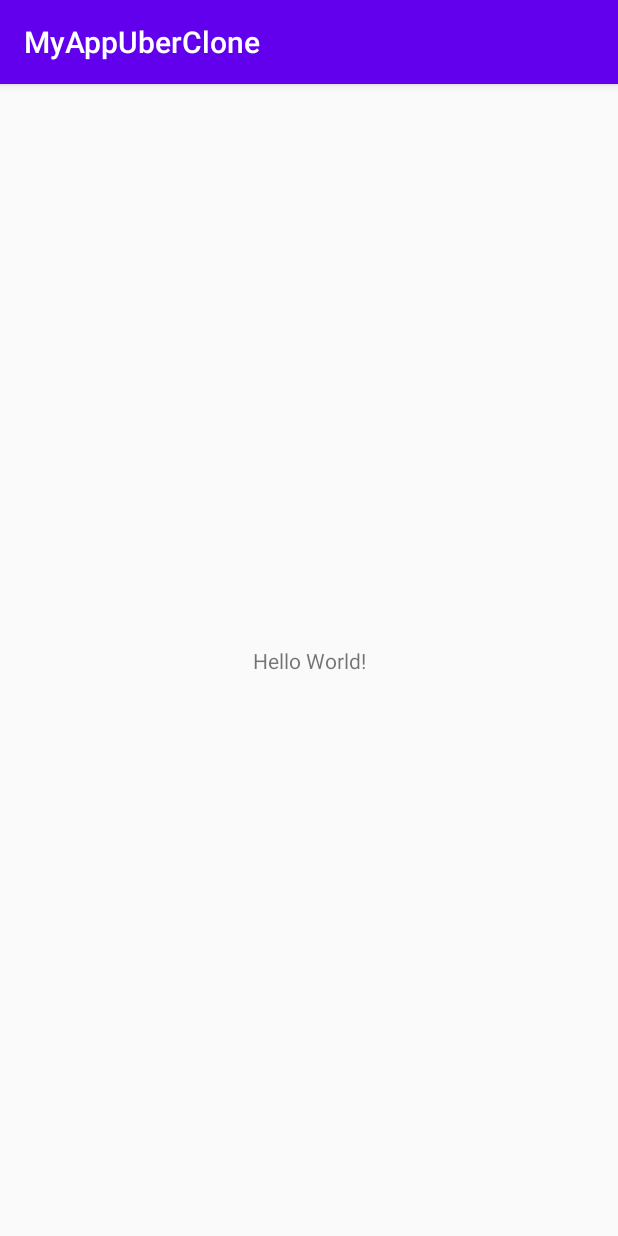
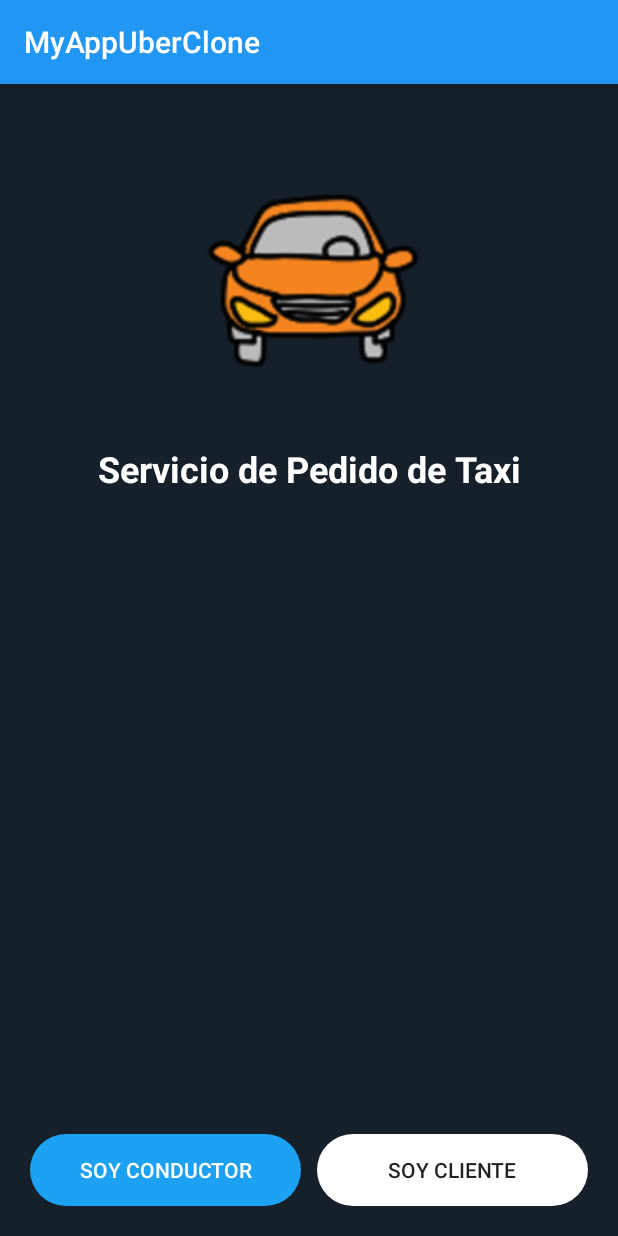
Before and after one commit to Yerson-code/ProyectoAppMoviles, an Android app: the screen it shows after launch (MainActivity), on a phone screen of 412 x 824 dp. Run offline under Robolectric (Android 15) with nearby library versions, the phone set to English and light mode, and no system bars.

Commit message:
Creacion del activity principal

```diff
--- a/app/build.gradle
+++ b/app/build.gradle
@@ -26,8 +26,16 @@ dependencies {
     implementation fileTree(dir: "libs", include: ["*.jar"])
     implementation 'androidx.appcompat:appcompat:1.2.0'
     implementation 'androidx.constraintlayout:constraintlayout:2.0.2'
+
+    implementation platform('com.google.firebase:firebase-bom:25.12.0')
+    implementation 'com.google.firebase:firebase-analytics'
+
     testImplementation 'junit:junit:4.12'
     androidTestImplementation 'androidx.test.ext:junit:1.1.2'
     androidTestImplementation 'androidx.test.espresso:espresso-core:3.3.0'
+    implementation 'com.google.android.material:material:1.3.0-alpha03'
+
 
 }
+apply plugin: 'com.android.application'
+apply plugin: 'com.google.gms.google-services'
--- /dev/null
+++ b/app/src/main/res/drawable/round_button.xml
@@ -0,0 +1,7 @@
+<?xml version="1.0" encoding="utf-8"?>
+<shape xmlns:android="http://schemas.android.com/apk/res/android"
+    android:shape="rectangle" android:padding="10dp"
+    >
+
+<corners android:radius="30dp"></corners>
+</shape>
--- a/app/src/main/res/layout/activity_main.xml
+++ b/app/src/main/res/layout/activity_main.xml
@@ -1,18 +1,60 @@
 <?xml version="1.0" encoding="utf-8"?>
-<androidx.constraintlayout.widget.ConstraintLayout xmlns:android="http://schemas.android.com/apk/res/android"
+<androidx.coordinatorlayout.widget.CoordinatorLayout xmlns:android="http://schemas.android.com/apk/res/android"
     xmlns:app="http://schemas.android.com/apk/res-auto"
     xmlns:tools="http://schemas.android.com/tools"
     android:layout_width="match_parent"
     android:layout_height="match_parent"
+    android:fitsSystemWindows="true"
+    android:background="@color/colorSecondary"
     tools:context=".MainActivity">
 
-    <TextView
-        android:layout_width="wrap_content"
-        android:layout_height="wrap_content"
-        android:text="Hello World!"
-        app:layout_constraintBottom_toBottomOf="parent"
-        app:layout_constraintLeft_toLeftOf="parent"
-        app:layout_constraintRight_toRightOf="parent"
-        app:layout_constraintTop_toTopOf="parent" />
+    <LinearLayout
+        android:layout_width="match_parent"
+        android:layout_height="match_parent"
+        android:orientation="vertical">
+        <ImageView
+            android:layout_width="150dp"
+            android:layout_height="150dp"
+            android:layout_gravity="center"
+            android:layout_marginTop="50dp"
+            android:src="@drawable/ic_car"/>
+        <TextView
+            android:layout_width="match_parent"
+            android:layout_height="wrap_content"
+            android:text="Servicio de Pedido de Taxi"
+            android:textAlignment="center"
+            android:textColor="#FFFFFF"
+            android:layout_margin="40dp"
+            android:textSize="24dp"
+            android:textStyle="bold"/>
+        <LinearLayout
+            android:layout_width="match_parent"
+            android:layout_height="match_parent"
+            android:orientation="horizontal"
+            android:gravity="bottom"
+            android:layout_margin="20dp"
+           >
+            <Button
+                android:layout_width="0dp"
+                android:layout_height="wrap_content"
+                android:layout_weight="1"
+                android:textColor="#FFFFFF"
+                android:layout_marginRight="5dp"
+                android:backgroundTint="@color/colorBlueButton"
+                android:background="@drawable/round_button"
+                android:text="Soy Conductor"
+                />
 
-</androidx.constraintlayout.widget.ConstraintLayout>
+            <Button
+                android:layout_width="0dp"
+                android:layout_weight="1"
+                android:layout_height="wrap_content"
+                android:background="@drawable/round_button"
+                android:backgroundTint="@color/colorWhite"
+                android:layout_marginLeft="5dp"
+                android:text="Soy Cliente"/>
+        </LinearLayout>
+    </LinearLayout>
+
+
+</androidx.coordinatorlayout.widget.CoordinatorLayout>
--- a/app/src/main/res/values/colors.xml
+++ b/app/src/main/res/values/colors.xml
@@ -1,6 +1,10 @@
 <?xml version="1.0" encoding="utf-8"?>
 <resources>
-    <color name="colorPrimary">#6200EE</color>
-    <color name="colorPrimaryDark">#3700B3</color>
-    <color name="colorAccent">#03DAC5</color>
+    <color name="colorPrimary">#2196F3</color>
+    <color name="colorPrimaryDark">#1976D2</color>
+    <color name="colorAccent">#4CAF50</color>
+    <color name="colorSecondary">#15202B</color>
+    <color name="colorBlueButton">#1DA1F2</color>
+    <color name="colorWhite">#FFFFFF</color>
+
 </resources>
--- a/app/src/main/res/values/styles.xml
+++ b/app/src/main/res/values/styles.xml
@@ -1,7 +1,8 @@
 <resources>
     <!-- Base application theme. -->
     <style name="AppTheme" parent="Theme.AppCompat.Light.DarkActionBar">
-        <!-- Customize your theme here. -->
+        <!--  <style name="AppTheme" parent="Theme.MaterialComponents.Light.DarkActionBar">-->
+           <!-- Customize your theme here. -->
         <item name="colorPrimary">@color/colorPrimary</item>
         <item name="colorPrimaryDark">@color/colorPrimaryDark</item>
         <item name="colorAccent">@color/colorAccent</item>
--- a/build.gradle
+++ b/build.gradle
@@ -6,7 +6,7 @@ buildscript {
     }
     dependencies {
         classpath "com.android.tools.build:gradle:4.0.2"
-
+        classpath 'com.google.gms:google-services:4.3.4'
         // NOTE: Do not place your application dependencies here; they belong
         // in the individual module build.gradle files
     }
```
Also changed, not shown: app/src/main/res/drawable-hdpi/ic_car.png (added), app/src/main/res/drawable-mdpi/ic_car.png (added), app/src/main/res/drawable-xhdpi/ic_car.png (added), app/src/main/res/drawable-xxhdpi/ic_car.png (added), app/src/main/res/drawable-xxxhdpi/ic_car.png (added), 1 other file.
